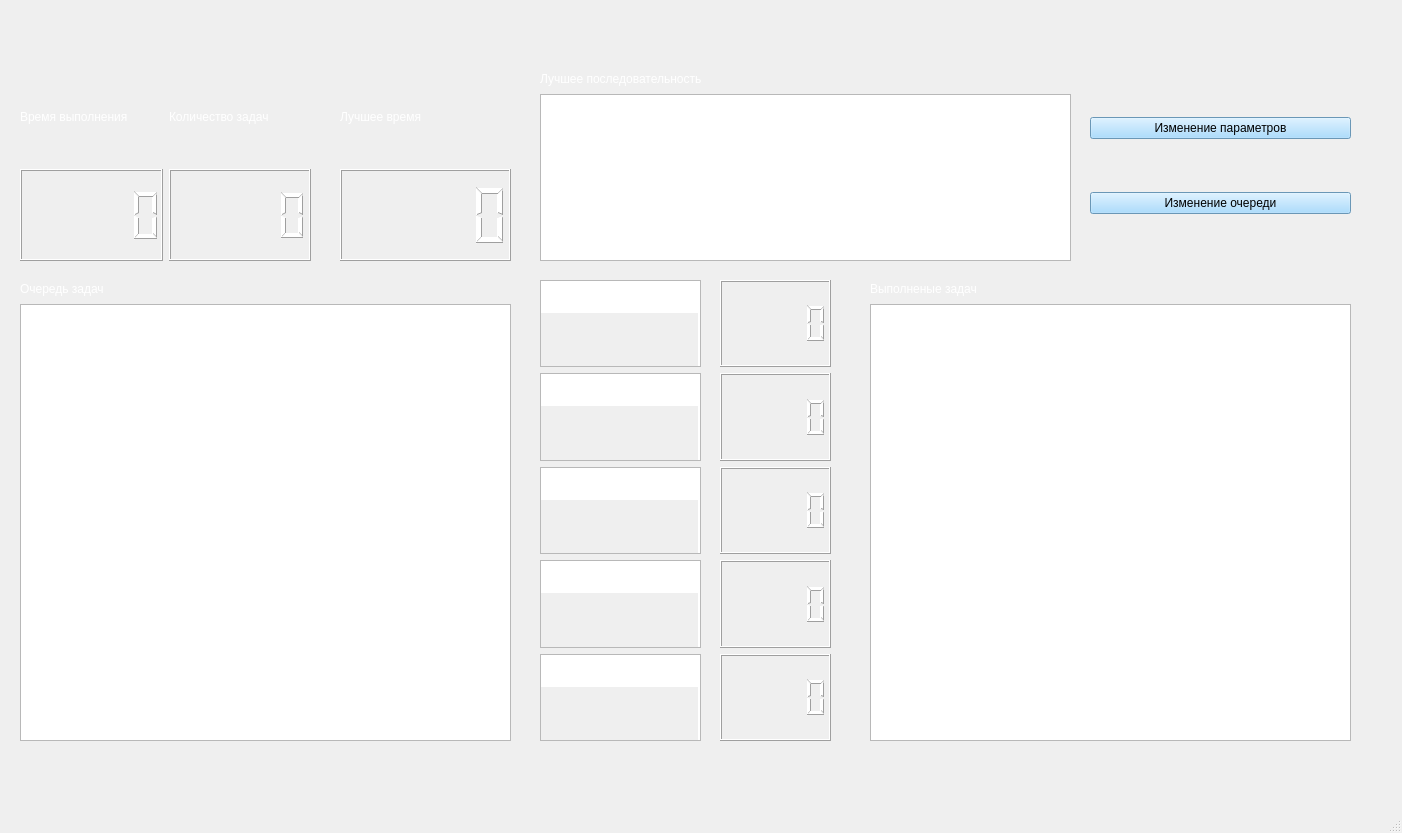
porofieff/oop_course1, file course1/mainwindow.ui: the form before one commit.
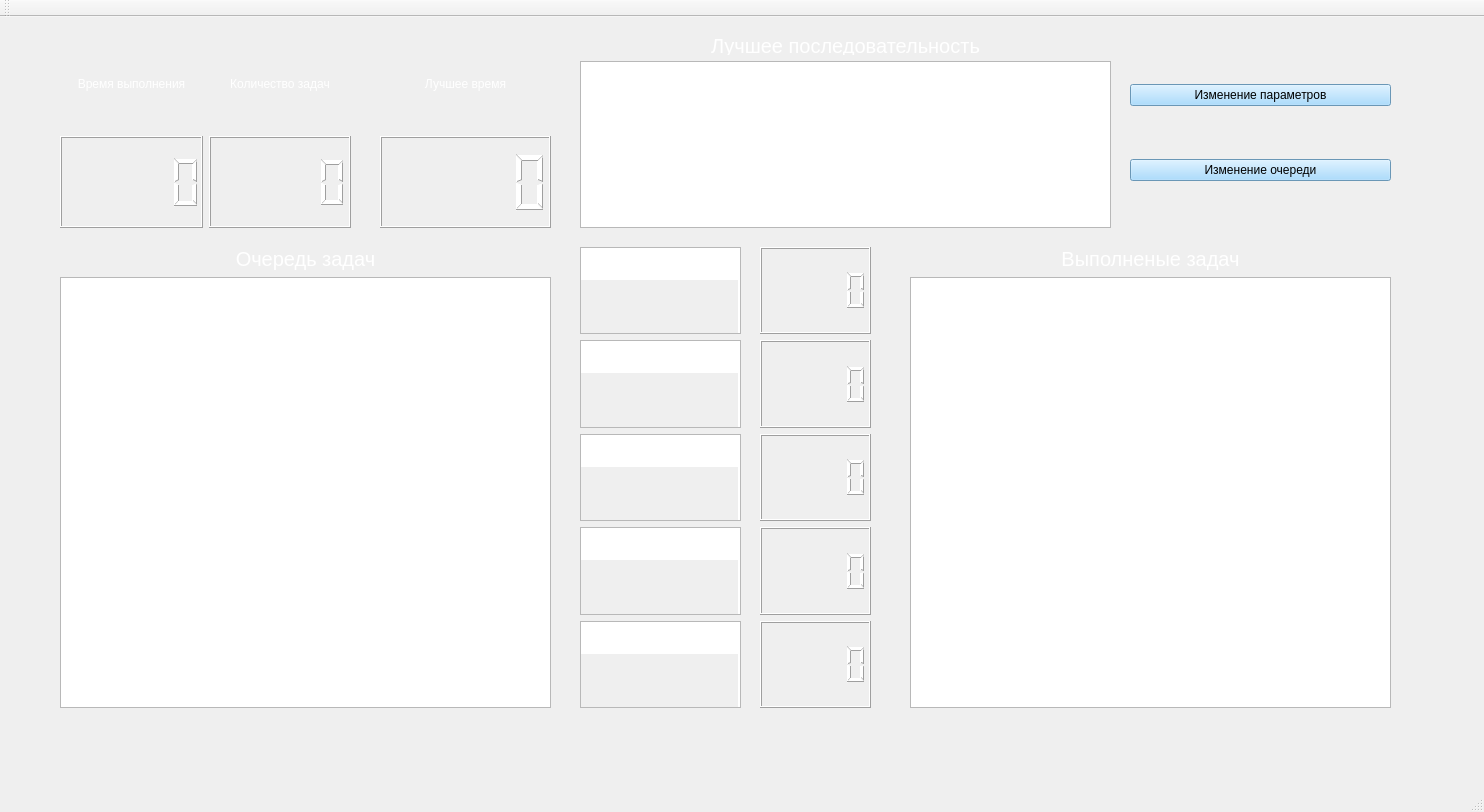
The form after the commit.

The edit to the form file:
```diff
--- a/course1/mainwindow.ui
+++ b/course1/mainwindow.ui
@@ -2,12 +2,15 @@
 <ui version="4.0">
  <class>MainWindow</class>
  <widget class="QMainWindow" name="MainWindow">
+  <property name="enabled">
+   <bool>true</bool>
+  </property>
   <property name="geometry">
    <rect>
     <x>0</x>
     <y>0</y>
-    <width>1402</width>
-    <height>833</height>
+    <width>1484</width>
+    <height>812</height>
    </rect>
   </property>
   <property name="windowTitle">
@@ -16,98 +19,15 @@
   <property name="styleSheet">
    <string notr="true">color: rgb(255, 255, 255);</string>
   </property>
-  <widget class="QWidget" name="centralwidget">
+  <widget class="QWidget" name="MainWindow_2">
+   <property name="enabled">
+    <bool>true</bool>
+   </property>
    <widget class="QWidget" name="layoutWidget">
     <property name="geometry">
      <rect>
-      <x>870</x>
-      <y>280</y>
-      <width>481</width>
-      <height>461</height>
-     </rect>
-    </property>
-    <layout class="QGridLayout" name="gridLayout_5">
-     <item row="0" column="0">
-      <widget class="QLabel" name="readyQueueLabel">
-       <property name="minimumSize">
-        <size>
-         <width>419</width>
-         <height>18</height>
-        </size>
-       </property>
-       <property name="text">
-        <string>Выполненые задач</string>
-       </property>
-      </widget>
-     </item>
-     <item row="1" column="0">
-      <widget class="QTextBrowser" name="readyQueueText">
-       <property name="whatsThis">
-        <string>&lt;html&gt;&lt;head/&gt;&lt;body&gt;&lt;p align=&quot;center&quot;&gt;Очередь задач:&lt;/p&gt;&lt;/body&gt;&lt;/html&gt;</string>
-       </property>
-      </widget>
-     </item>
-    </layout>
-   </widget>
-   <widget class="QWidget" name="layoutWidget_4">
-    <property name="geometry">
-     <rect>
-      <x>340</x>
-      <y>70</y>
-      <width>171</width>
-      <height>191</height>
-     </rect>
-    </property>
-    <layout class="QGridLayout" name="gridLayout_11">
-     <item row="0" column="0">
-      <widget class="QLabel" name="bestTimeLabel">
-       <property name="text">
-        <string>Лучшее время</string>
-       </property>
-      </widget>
-     </item>
-     <item row="1" column="0">
-      <widget class="QLCDNumber" name="BestLsdNumber"/>
-     </item>
-    </layout>
-   </widget>
-   <widget class="QWidget" name="layoutWidget_2">
-    <property name="geometry">
-     <rect>
-      <x>540</x>
-      <y>70</y>
-      <width>531</width>
-      <height>191</height>
-     </rect>
-    </property>
-    <layout class="QGridLayout" name="gridLayout_12">
-     <item row="1" column="0">
-      <widget class="QTextBrowser" name="readyQueueText_2">
-       <property name="whatsThis">
-        <string>&lt;html&gt;&lt;head/&gt;&lt;body&gt;&lt;p align=&quot;center&quot;&gt;Очередь задач:&lt;/p&gt;&lt;/body&gt;&lt;/html&gt;</string>
-       </property>
-      </widget>
-     </item>
-     <item row="0" column="0">
-      <widget class="QLabel" name="readyQueueLabel_2">
-       <property name="minimumSize">
-        <size>
-         <width>419</width>
-         <height>18</height>
-        </size>
-       </property>
-       <property name="text">
-        <string>Лучшее последовательность</string>
-       </property>
-      </widget>
-     </item>
-    </layout>
-   </widget>
-   <widget class="QWidget" name="">
-    <property name="geometry">
-     <rect>
-      <x>1090</x>
-      <y>70</y>
+      <x>1130</x>
+      <y>20</y>
       <width>261</width>
       <height>191</height>
      </rect>
@@ -139,31 +59,150 @@
      </item>
     </layout>
    </widget>
-   <widget class="QWidget" name="">
+   <widget class="QWidget" name="layoutWidget_2">
     <property name="geometry">
      <rect>
-      <x>20</x>
-      <y>280</y>
-      <width>491</width>
+      <x>580</x>
+      <y>20</y>
+      <width>531</width>
+      <height>191</height>
+     </rect>
+    </property>
+    <layout class="QGridLayout" name="gridLayout_12">
+     <item row="1" column="0">
+      <widget class="QTextBrowser" name="BestReadyQueueText">
+       <property name="whatsThis">
+        <string>&lt;html&gt;&lt;head/&gt;&lt;body&gt;&lt;p align=&quot;center&quot;&gt;Очередь задач:&lt;/p&gt;&lt;/body&gt;&lt;/html&gt;</string>
+       </property>
+      </widget>
+     </item>
+     <item row="0" column="0">
+      <widget class="QLabel" name="BestReadyQueueLabel">
+       <property name="minimumSize">
+        <size>
+         <width>419</width>
+         <height>18</height>
+        </size>
+       </property>
+       <property name="font">
+        <font>
+         <pointsize>15</pointsize>
+        </font>
+       </property>
+       <property name="text">
+        <string>Лучшее последовательность</string>
+       </property>
+       <property name="alignment">
+        <set>Qt::AlignmentFlag::AlignCenter</set>
+       </property>
+      </widget>
+     </item>
+    </layout>
+   </widget>
+   <widget class="QWidget" name="layoutWidget_3">
+    <property name="geometry">
+     <rect>
+      <x>60</x>
+      <y>20</y>
+      <width>291</width>
+      <height>191</height>
+     </rect>
+    </property>
+    <layout class="QGridLayout" name="gridLayout_10">
+     <item row="0" column="0">
+      <layout class="QGridLayout" name="gridLayout_6">
+       <item row="0" column="0">
+        <widget class="QLabel" name="currentTimeLabel">
+         <property name="text">
+          <string>Время выполнения</string>
+         </property>
+         <property name="alignment">
+          <set>Qt::AlignmentFlag::AlignCenter</set>
+         </property>
+        </widget>
+       </item>
+       <item row="1" column="0">
+        <widget class="QLCDNumber" name="CurrentLcdNumber"/>
+       </item>
+      </layout>
+     </item>
+     <item row="0" column="1">
+      <layout class="QGridLayout" name="gridLayout_9">
+       <item row="0" column="0">
+        <widget class="QLabel" name="currentCountLabel">
+         <property name="text">
+          <string>Количество задач</string>
+         </property>
+         <property name="alignment">
+          <set>Qt::AlignmentFlag::AlignCenter</set>
+         </property>
+        </widget>
+       </item>
+       <item row="1" column="0">
+        <widget class="QLCDNumber" name="CurrentCountNumber"/>
+       </item>
+      </layout>
+     </item>
+    </layout>
+   </widget>
+   <widget class="QWidget" name="layoutWidget_4">
+    <property name="geometry">
+     <rect>
+      <x>380</x>
+      <y>20</y>
+      <width>171</width>
+      <height>191</height>
+     </rect>
+    </property>
+    <layout class="QGridLayout" name="gridLayout_11">
+     <item row="0" column="0">
+      <widget class="QLabel" name="bestTimeLabel">
+       <property name="text">
+        <string>Лучшее время</string>
+       </property>
+       <property name="alignment">
+        <set>Qt::AlignmentFlag::AlignCenter</set>
+       </property>
+      </widget>
+     </item>
+     <item row="1" column="0">
+      <widget class="QLCDNumber" name="BestLsdNumber"/>
+     </item>
+    </layout>
+   </widget>
+   <widget class="QWidget" name="layoutWidget_5">
+    <property name="geometry">
+     <rect>
+      <x>910</x>
+      <y>230</y>
+      <width>481</width>
       <height>461</height>
      </rect>
     </property>
-    <layout class="QGridLayout" name="gridLayout_2">
+    <layout class="QGridLayout" name="gridLayout_5">
      <item row="0" column="0">
-      <widget class="QLabel" name="queueLabel">
+      <widget class="QLabel" name="readyQueueLabel">
        <property name="minimumSize">
         <size>
          <width>419</width>
          <height>18</height>
         </size>
        </property>
+       <property name="font">
+        <font>
+         <pointsize>15</pointsize>
+        </font>
+       </property>
        <property name="text">
-        <string>Очередь задач</string>
+        <string>Выполненые задач</string>
+       </property>
+       <property name="alignment">
+        <set>Qt::AlignmentFlag::AlignCenter</set>
        </property>
       </widget>
      </item>
      <item row="1" column="0">
-      <widget class="QTextBrowser" name="queueText">
+      <widget class="QTextBrowser" name="readyQueueText">
        <property name="whatsThis">
         <string>&lt;html&gt;&lt;head/&gt;&lt;body&gt;&lt;p align=&quot;center&quot;&gt;Очередь задач:&lt;/p&gt;&lt;/body&gt;&lt;/html&gt;</string>
        </property>
@@ -171,11 +210,11 @@
      </item>
     </layout>
    </widget>
-   <widget class="QWidget" name="">
+   <widget class="QWidget" name="layoutWidget_6">
     <property name="geometry">
      <rect>
-      <x>720</x>
-      <y>280</y>
+      <x>760</x>
+      <y>230</y>
       <width>111</width>
       <height>461</height>
      </rect>
@@ -198,64 +237,65 @@
      </item>
     </layout>
    </widget>
-   <widget class="QWidget" name="">
+   <widget class="QWidget" name="layoutWidget_7">
     <property name="geometry">
      <rect>
-      <x>540</x>
-      <y>280</y>
+      <x>60</x>
+      <y>230</y>
+      <width>491</width>
+      <height>461</height>
+     </rect>
+    </property>
+    <layout class="QGridLayout" name="gridLayout_2">
+     <item row="0" column="0">
+      <widget class="QLabel" name="queueLabel">
+       <property name="minimumSize">
+        <size>
+         <width>419</width>
+         <height>18</height>
+        </size>
+       </property>
+       <property name="font">
+        <font>
+         <pointsize>15</pointsize>
+        </font>
+       </property>
+       <property name="text">
+        <string>Очередь задач</string>
+       </property>
+       <property name="alignment">
+        <set>Qt::AlignmentFlag::AlignCenter</set>
+       </property>
+      </widget>
+     </item>
+     <item row="1" column="0">
+      <widget class="QTextBrowser" name="queueText">
+       <property name="whatsThis">
+        <string>&lt;html&gt;&lt;head/&gt;&lt;body&gt;&lt;p align=&quot;center&quot;&gt;Очередь задач:&lt;/p&gt;&lt;/body&gt;&lt;/html&gt;</string>
+       </property>
+      </widget>
+     </item>
+    </layout>
+   </widget>
+   <widget class="QWidget" name="layoutWidget_8">
+    <property name="geometry">
+     <rect>
+      <x>580</x>
+      <y>230</y>
       <width>161</width>
       <height>461</height>
      </rect>
     </property>
     <layout class="QGridLayout" name="gridLayout_3">
-     <item row="0" column="0">
-      <widget class="QPlainTextEdit" name="proc1">
-       <property name="font">
-        <font>
-         <pointsize>15</pointsize>
-         <hintingpreference>PreferFullHinting</hintingpreference>
-        </font>
-       </property>
-       <property name="styleSheet">
-        <string notr="true">text-align: top center;</string>
-       </property>
-       <property name="plainText">
-        <string>Процессор 1</string>
-       </property>
-       <property name="backgroundVisible">
-        <bool>true</bool>
-       </property>
-      </widget>
-     </item>
-     <item row="1" column="0">
-      <widget class="QPlainTextEdit" name="proc2">
-       <property name="font">
-        <font>
-         <pointsize>15</pointsize>
-         <hintingpreference>PreferFullHinting</hintingpreference>
-        </font>
-       </property>
-       <property name="styleSheet">
-        <string notr="true">text-align: top center;</string>
-       </property>
-       <property name="plainText">
-        <string>Процессор 2</string>
-       </property>
-       <property name="backgroundVisible">
-        <bool>true</bool>
-       </property>
-      </widget>
-     </item>
      <item row="3" column="0">
       <widget class="QPlainTextEdit" name="proc4">
        <property name="font">
         <font>
          <pointsize>15</pointsize>
-         <hintingpreference>PreferFullHinting</hintingpreference>
         </font>
        </property>
        <property name="styleSheet">
-        <string notr="true">text-align: top center;</string>
+        <string notr="true"/>
        </property>
        <property name="plainText">
         <string>Процессор 4</string>
@@ -270,11 +310,10 @@
        <property name="font">
         <font>
          <pointsize>15</pointsize>
-         <hintingpreference>PreferFullHinting</hintingpreference>
         </font>
        </property>
        <property name="styleSheet">
-        <string notr="true">text-align: top center;</string>
+        <string notr="true"/>
        </property>
        <property name="plainText">
         <string>Процессор 5</string>
@@ -289,11 +328,10 @@
        <property name="font">
         <font>
          <pointsize>15</pointsize>
-         <hintingpreference>PreferFullHinting</hintingpreference>
         </font>
        </property>
        <property name="styleSheet">
-        <string notr="true">text-align: top center;</string>
+        <string notr="true"/>
        </property>
        <property name="plainText">
         <string>Процессор 3</string>
@@ -303,45 +341,41 @@
        </property>
       </widget>
      </item>
-    </layout>
-   </widget>
-   <widget class="QWidget" name="">
-    <property name="geometry">
-     <rect>
-      <x>20</x>
-      <y>70</y>
-      <width>291</width>
-      <height>191</height>
-     </rect>
-    </property>
-    <layout class="QGridLayout" name="gridLayout_10">
-     <item row="0" column="0">
-      <layout class="QGridLayout" name="gridLayout_6">
-       <item row="0" column="0">
-        <widget class="QLabel" name="currentTimeLabel">
-         <property name="text">
-          <string>Время выполнения</string>
-         </property>
-        </widget>
-       </item>
-       <item row="1" column="0">
-        <widget class="QLCDNumber" name="CurrentLcdNumber"/>
-       </item>
-      </layout>
+     <item row="1" column="0">
+      <widget class="QPlainTextEdit" name="proc2">
+       <property name="font">
+        <font>
+         <pointsize>15</pointsize>
+        </font>
+       </property>
+       <property name="styleSheet">
+        <string notr="true"/>
+       </property>
+       <property name="plainText">
+        <string>Процессор 2</string>
+       </property>
+       <property name="backgroundVisible">
+        <bool>true</bool>
+       </property>
+      </widget>
      </item>
-     <item row="0" column="1">
-      <layout class="QGridLayout" name="gridLayout_9">
-       <item row="0" column="0">
-        <widget class="QLabel" name="currentCountLabel">
-         <property name="text">
-          <string>Количество задач</string>
-         </property>
-        </widget>
-       </item>
-       <item row="1" column="0">
-        <widget class="QLCDNumber" name="CurrentCountNumber"/>
-       </item>
-      </layout>
+     <item row="0" column="0">
+      <widget class="QPlainTextEdit" name="proc1">
+       <property name="font">
+        <font>
+         <pointsize>15</pointsize>
+        </font>
+       </property>
+       <property name="styleSheet">
+        <string notr="true"/>
+       </property>
+       <property name="plainText">
+        <string>Процессор 1</string>
+       </property>
+       <property name="backgroundVisible">
+        <bool>true</bool>
+       </property>
+      </widget>
      </item>
     </layout>
    </widget>
@@ -357,6 +391,17 @@
    </property>
   </widget>
   <widget class="QStatusBar" name="statusbar"/>
+  <widget class="QToolBar" name="toolBar">
+   <property name="windowTitle">
+    <string>toolBar</string>
+   </property>
+   <attribute name="toolBarArea">
+    <enum>TopToolBarArea</enum>
+   </attribute>
+   <attribute name="toolBarBreak">
+    <bool>false</bool>
+   </attribute>
+  </widget>
  </widget>
  <resources/>
  <connections/>
```
Left out of the diff: 12 changed lines with no effect on the pictures.
